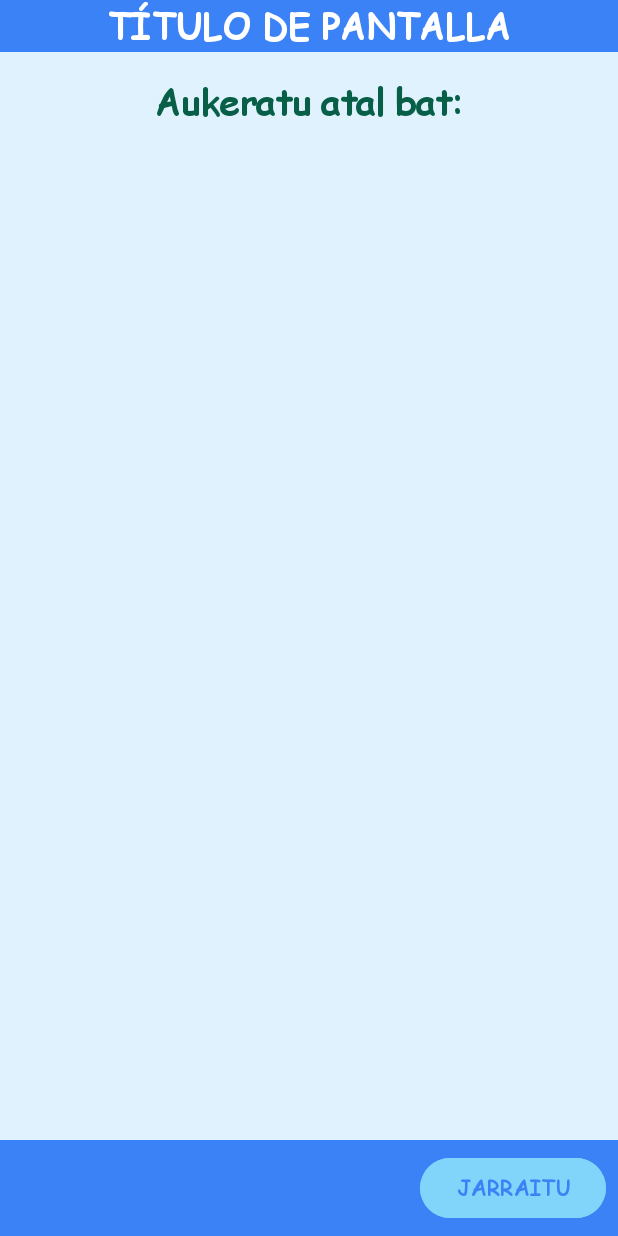
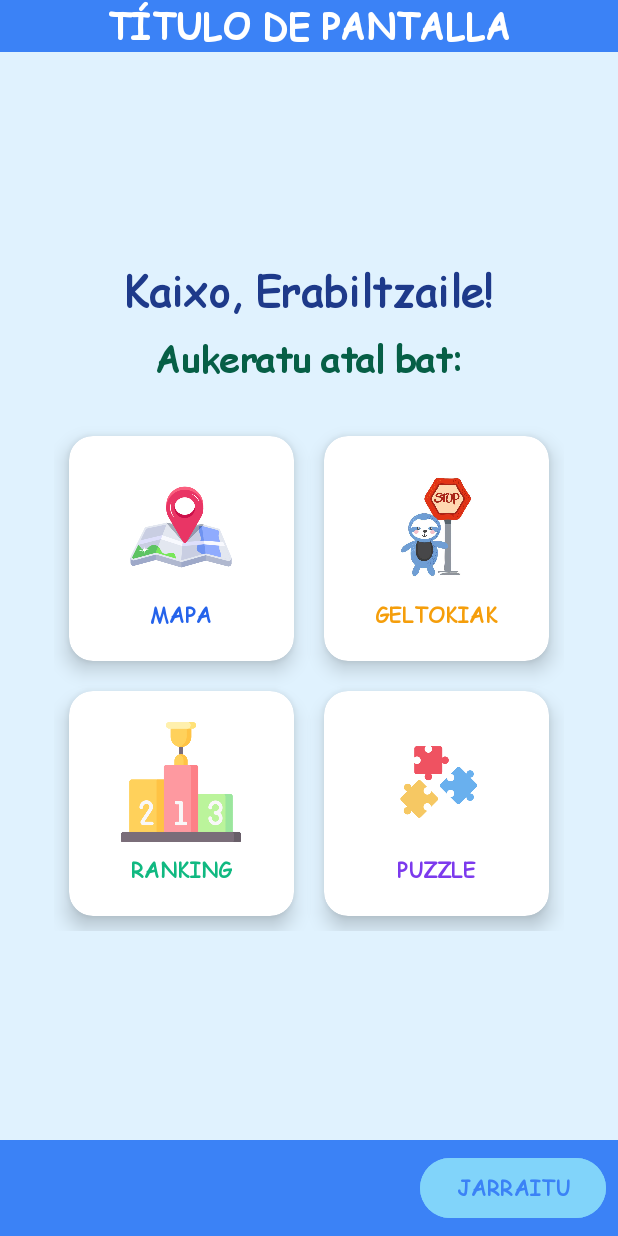
Before and after one commit to UnaiZugaza/GernikApp, an Android app: the layout ikasle_menu.xml on its own in the app's theme, with its tools: preview values and no code run, on a phone screen of 412 x 824 dp. Run offline under Robolectric (Android 15) with nearby library versions, the phone set to English and light mode, and no system bars.

Commit message:
FEAT: Menu principal de la aplicación

```diff
--- a/app/src/main/res/layout/ikasle_menu.xml
+++ b/app/src/main/res/layout/ikasle_menu.xml
@@ -17,17 +17,27 @@
         app:layout_constraintStart_toStartOf="parent"
         app:layout_constraintTop_toTopOf="parent" />
 
-    <!-- Main Content: Title and Grid -->
+    <!-- Contenedor central para alinear el grid y los textos -->
     <LinearLayout
         android:layout_width="0dp"
         android:layout_height="0dp"
         android:orientation="vertical"
+        android:gravity="center"
         android:padding="16dp"
-        android:gravity="center_horizontal"
-        app:layout_constraintBottom_toTopOf="@+id/footer_layout"
-        app:layout_constraintEnd_toEndOf="parent"
+        app:layout_constraintTop_toBottomOf="@id/header_layout"
+        app:layout_constraintBottom_toTopOf="@id/footer_layout"
         app:layout_constraintStart_toStartOf="parent"
-        app:layout_constraintTop_toBottomOf="@+id/header_layout">
+        app:layout_constraintEnd_toEndOf="parent">
+
+        <TextView
+            android:id="@+id/textViewUserName"
+            android:layout_width="wrap_content"
+            android:layout_height="wrap_content"
+            android:text="Kaixo, Erabiltzaile!"
+            android:textSize="28sp"
+            android:textStyle="bold"
+            android:textColor="#1e3a8a"
+            android:layout_marginBottom="8dp"/>
 
         <TextView
             android:layout_width="wrap_content"
@@ -38,22 +48,20 @@
             android:textColor="#065f46"
             android:layout_marginBottom="24dp"/>
 
+        <!-- GridLayout más robusto y centrado -->
         <GridLayout
             android:layout_width="wrap_content"
             android:layout_height="wrap_content"
             android:columnCount="2"
             android:rowCount="2"
-            android:layout_gravity="center"
             android:alignmentMode="alignMargins"
             android:columnOrderPreserved="false">
 
-            <!-- Option 1: MAPA -->
+            <!-- Card con TAMAÑO FIJO para evitar colapsos -->
             <androidx.cardview.widget.CardView
                 android:id="@+id/cardOption1"
-                android:layout_width="0dp"
-                android:layout_height="wrap_content"
-                android:layout_columnWeight="1"
-                android:layout_rowWeight="1"
+                android:layout_width="150dp"
+                android:layout_height="150dp"
                 android:layout_margin="10dp"
                 app:cardCornerRadius="16dp"
                 app:cardElevation="8dp"
@@ -72,26 +80,22 @@
                         android:layout_width="80dp"
                         android:layout_height="80dp"
                         android:src="@drawable/mapa"
-                    android:contentDescription="Opción Mapa"
-                    app:tint="#2563eb" /> <!-- Color azul -->
+                        android:contentDescription="Opción Mapa" />
 
                     <TextView
                         android:layout_width="wrap_content"
                         android:layout_height="wrap_content"
-                        android:text="Aukera 1: Mapa"
+                        android:text="MAPA"
                         android:textStyle="bold"
                         android:textColor="#2563eb"
                         android:layout_marginTop="8dp"/>
                 </LinearLayout>
             </androidx.cardview.widget.CardView>
 
-            <!-- Option 2: GELTOKIAK -->
             <androidx.cardview.widget.CardView
                 android:id="@+id/cardOption2"
-                android:layout_width="0dp"
-                android:layout_height="wrap_content"
-                android:layout_columnWeight="1"
-                android:layout_rowWeight="1"
+                android:layout_width="150dp"
+                android:layout_height="150dp"
                 android:layout_margin="10dp"
                 app:cardCornerRadius="16dp"
                 app:cardElevation="8dp"
@@ -110,26 +114,22 @@
                         android:layout_width="80dp"
                         android:layout_height="80dp"
                         android:src="@drawable/geltoki"
-                    android:contentDescription="Opción Geltokiak"
-                    app:tint="#f59e0b" /> <!-- Color amarillo/naranja -->
+                        android:contentDescription="Opción Geltokiak" />
 
                     <TextView
                         android:layout_width="wrap_content"
                         android:layout_height="wrap_content"
-                        android:text="Aukera 2: Geltokiak"
+                        android:text="GELTOKIAK"
                         android:textStyle="bold"
                         android:textColor="#f59e0b"
                         android:layout_marginTop="8dp"/>
                 </LinearLayout>
             </androidx.cardview.widget.CardView>
 
-            <!-- Option 3: RANKING -->
             <androidx.cardview.widget.CardView
                 android:id="@+id/cardOption3"
-                android:layout_width="0dp"
-                android:layout_height="wrap_content"
-                android:layout_columnWeight="1"
-                android:layout_rowWeight="1"
+                android:layout_width="150dp"
+                android:layout_height="150dp"
                 android:layout_margin="10dp"
                 app:cardCornerRadius="16dp"
                 app:cardElevation="8dp"
@@ -148,26 +148,22 @@
                         android:layout_width="80dp"
                         android:layout_height="80dp"
                         android:src="@drawable/podio"
-                    android:contentDescription="Opción Ranking"
-                    app:tint="#10b981" /> <!-- Color verde/teal -->
+                        android:contentDescription="Opción Ranking" />
 
                     <TextView
                         android:layout_width="wrap_content"
                         android:layout_height="wrap_content"
-                        android:text="Aukera 3: Ranking"
+                        android:text="RANKING"
                         android:textStyle="bold"
                         android:textColor="#10b981"
                         android:layout_marginTop="8dp"/>
                 </LinearLayout>
             </androidx.cardview.widget.CardView>
 
-            <!-- Option 4: PUZZLE -->
             <androidx.cardview.widget.CardView
                 android:id="@+id/cardOption4"
-                android:layout_width="0dp"
-                android:layout_height="wrap_content"
-                android:layout_columnWeight="1"
-                android:layout_rowWeight="1"
+                android:layout_width="150dp"
+                android:layout_height="150dp"
                 android:layout_margin="10dp"
                 app:cardCornerRadius="16dp"
                 app:cardElevation="8dp"
@@ -186,13 +182,12 @@
                         android:layout_width="80dp"
                         android:layout_height="80dp"
                         android:src="@drawable/puzzle"
-                    android:contentDescription="Opción Puzzle"
-                    app:tint="#7c3aed" /> <!-- Color morado -->
+                        android:contentDescription="Opción Puzzle" />
 
                     <TextView
                         android:layout_width="wrap_content"
                         android:layout_height="wrap_content"
-                        android:text="Aukera 4: Puzzle"
+                        android:text="PUZZLE"
                         android:textStyle="bold"
                         android:textColor="#7c3aed"
                         android:layout_marginTop="8dp"/>
@@ -200,6 +195,7 @@
             </androidx.cardview.widget.CardView>
 
         </GridLayout>
+
     </LinearLayout>
 
     <!-- 2. FOOTER (Menú Común) -->
```
